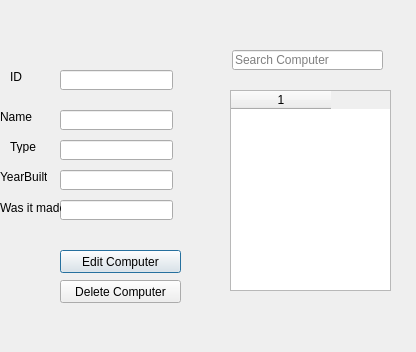
Qt form GUI-verklegtVika3/editdeletecomputer.ui (streamerinn/Verklegt-1) before a commit.
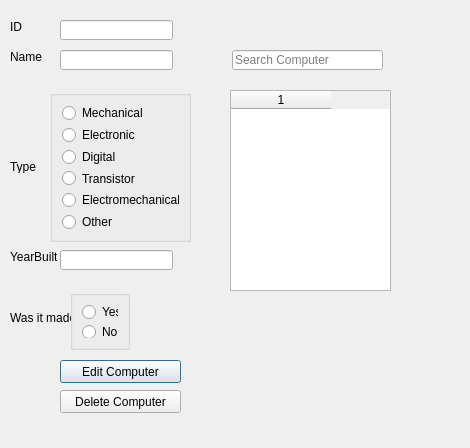
The same form after that commit.

Diff of the .ui file:
```diff
--- a/GUI-verklegtVika3/editdeletecomputer.ui
+++ b/GUI-verklegtVika3/editdeletecomputer.ui
@@ -6,8 +6,8 @@
    <rect>
     <x>0</x>
     <y>0</y>
-    <width>416</width>
-    <height>352</height>
+    <width>470</width>
+    <height>448</height>
    </rect>
   </property>
   <property name="windowTitle">
@@ -17,7 +17,7 @@
    <property name="geometry">
     <rect>
      <x>60</x>
-     <y>250</y>
+     <y>360</y>
      <width>121</width>
      <height>23</height>
     </rect>
@@ -30,7 +30,7 @@
    <property name="geometry">
     <rect>
      <x>60</x>
-     <y>280</y>
+     <y>390</y>
      <width>121</width>
      <height>23</height>
     </rect>
@@ -39,31 +39,11 @@
     <string>Delete Computer</string>
    </property>
   </widget>
-  <widget class="QLineEdit" name="txtMade">
-   <property name="geometry">
-    <rect>
-     <x>60</x>
-     <y>200</y>
-     <width>113</width>
-     <height>20</height>
-    </rect>
-   </property>
-  </widget>
   <widget class="QLineEdit" name="txtYearBuilt">
    <property name="geometry">
     <rect>
      <x>60</x>
-     <y>170</y>
-     <width>113</width>
-     <height>20</height>
-    </rect>
-   </property>
-  </widget>
-  <widget class="QLineEdit" name="txtType">
-   <property name="geometry">
-    <rect>
-     <x>60</x>
-     <y>140</y>
+     <y>250</y>
      <width>113</width>
      <height>20</height>
     </rect>
@@ -73,7 +53,7 @@
    <property name="geometry">
     <rect>
      <x>60</x>
-     <y>110</y>
+     <y>50</y>
      <width>113</width>
      <height>20</height>
     </rect>
@@ -83,11 +63,14 @@
    <property name="geometry">
     <rect>
      <x>60</x>
-     <y>70</y>
+     <y>20</y>
      <width>113</width>
      <height>20</height>
     </rect>
    </property>
+   <property name="readOnly">
+    <bool>true</bool>
+   </property>
   </widget>
   <widget class="QLineEdit" name="searchComputer">
    <property name="geometry">
@@ -106,7 +89,7 @@
    <property name="geometry">
     <rect>
      <x>10</x>
-     <y>70</y>
+     <y>20</y>
      <width>47</width>
      <height>13</height>
     </rect>
@@ -118,8 +101,8 @@
   <widget class="QLabel" name="label_2">
    <property name="geometry">
     <rect>
-     <x>0</x>
-     <y>110</y>
+     <x>10</x>
+     <y>50</y>
      <width>47</width>
      <height>13</height>
     </rect>
@@ -132,7 +115,7 @@
    <property name="geometry">
     <rect>
      <x>10</x>
-     <y>140</y>
+     <y>160</y>
      <width>47</width>
      <height>13</height>
     </rect>
@@ -144,8 +127,8 @@
   <widget class="QLabel" name="label_4">
    <property name="geometry">
     <rect>
-     <x>0</x>
-     <y>170</y>
+     <x>10</x>
+     <y>250</y>
      <width>47</width>
      <height>13</height>
     </rect>
@@ -157,8 +140,8 @@
   <widget class="QLabel" name="label_5">
    <property name="geometry">
     <rect>
-     <x>0</x>
-     <y>200</y>
+     <x>10</x>
+     <y>310</y>
      <width>61</width>
      <height>16</height>
     </rect>
@@ -181,6 +164,92 @@
    </property>
    <column/>
   </widget>
+  <widget class="QGroupBox" name="groupBox">
+   <property name="geometry">
+    <rect>
+     <x>50</x>
+     <y>90</y>
+     <width>141</width>
+     <height>152</height>
+    </rect>
+   </property>
+   <property name="title">
+    <string/>
+   </property>
+   <layout class="QGridLayout" name="gridLayout">
+    <item row="0" column="0">
+     <widget class="QRadioButton" name="Mechanical">
+      <property name="text">
+       <string>Mechanical</string>
+      </property>
+     </widget>
+    </item>
+    <item row="6" column="0">
+     <widget class="QRadioButton" name="Electromechanical">
+      <property name="text">
+       <string>Electromechanical</string>
+      </property>
+     </widget>
+    </item>
+    <item row="1" column="0">
+     <widget class="QRadioButton" name="Electronic">
+      <property name="text">
+       <string>Electronic</string>
+      </property>
+     </widget>
+    </item>
+    <item row="7" column="0">
+     <widget class="QRadioButton" name="Other">
+      <property name="text">
+       <string>Other</string>
+      </property>
+     </widget>
+    </item>
+    <item row="5" column="0">
+     <widget class="QRadioButton" name="Transistor">
+      <property name="text">
+       <string>Transistor</string>
+      </property>
+     </widget>
+    </item>
+    <item row="4" column="0">
+     <widget class="QRadioButton" name="Digital">
+      <property name="text">
+       <string>Digital</string>
+      </property>
+     </widget>
+    </item>
+   </layout>
+  </widget>
+  <widget class="QGroupBox" name="groupBox_2">
+   <property name="geometry">
+    <rect>
+     <x>70</x>
+     <y>290</y>
+     <width>60</width>
+     <height>60</height>
+    </rect>
+   </property>
+   <property name="title">
+    <string/>
+   </property>
+   <layout class="QGridLayout" name="gridLayout_2">
+    <item row="0" column="0">
+     <widget class="QRadioButton" name="Yes">
+      <property name="text">
+       <string>Yes</string>
+      </property>
+     </widget>
+    </item>
+    <item row="1" column="0">
+     <widget class="QRadioButton" name="No">
+      <property name="text">
+       <string>No</string>
+      </property>
+     </widget>
+    </item>
+   </layout>
+  </widget>
  </widget>
  <resources/>
  <connections/>
```
Left out of the diff: 3 changed lines with no effect on the pictures.
